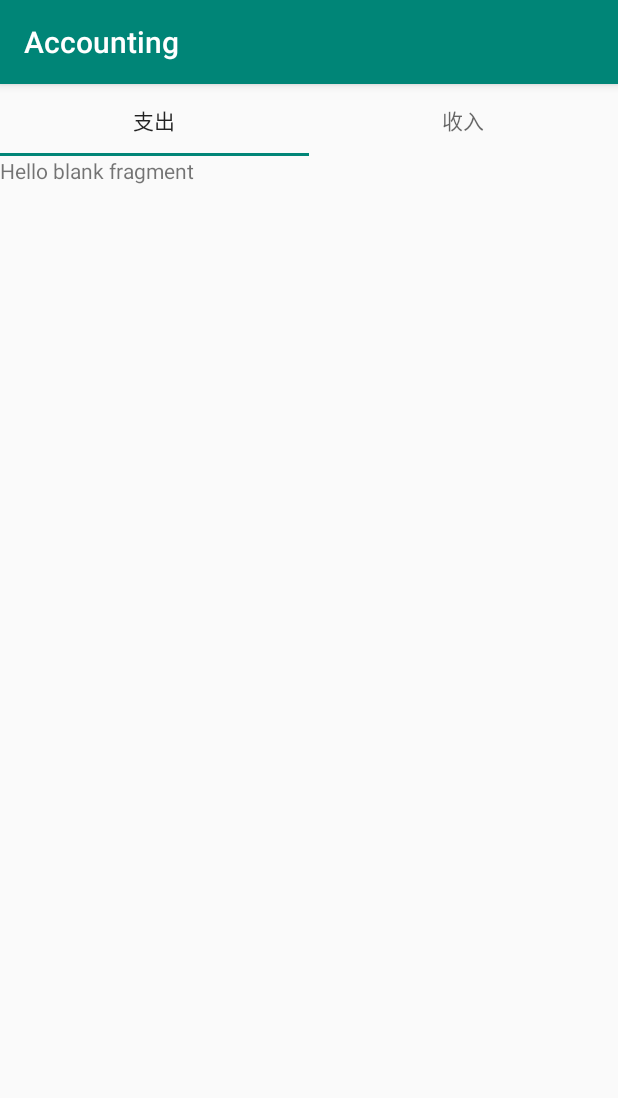
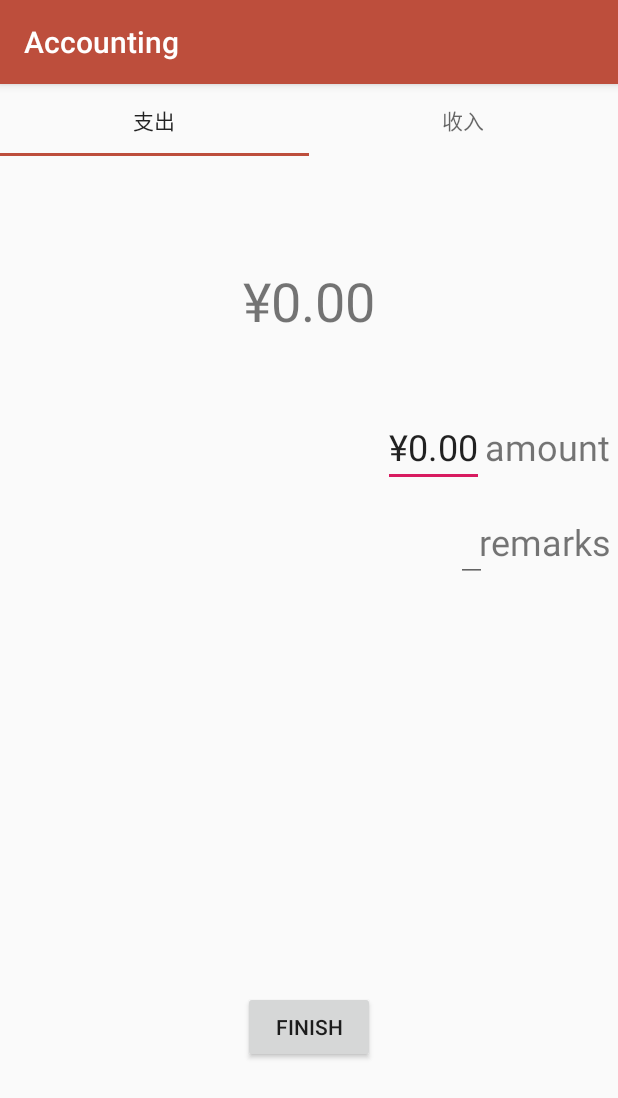
Before and after one commit to mochenyu/Accounting, an Android app: the screen it shows after launch (MainActivity), on a phone screen of 412 x 824 dp. Shown: the top 1098 px of the screen. Run offline under Robolectric (Android 15) with nearby library versions, the phone set to English and light mode, and no system bars.

Commit message:
页面初

```diff
--- a/app/src/main/java/com/example/lenovo/accounting/Income.java
+++ b/app/src/main/java/com/example/lenovo/accounting/Income.java
@@ -6,6 +6,7 @@ import android.support.v4.app.Fragment;
 import android.view.LayoutInflater;
 import android.view.View;
 import android.view.ViewGroup;
+import android.widget.TextView;
 
 
 /**
--- a/app/src/main/res/layout/fragment_expenses.xml
+++ b/app/src/main/res/layout/fragment_expenses.xml
@@ -1,14 +1,80 @@
 <?xml version="1.0" encoding="utf-8"?>
-<FrameLayout xmlns:android="http://schemas.android.com/apk/res/android"
-    xmlns:tools="http://schemas.android.com/tools"
+<RelativeLayout xmlns:android="http://schemas.android.com/apk/res/android"
     android:layout_width="match_parent"
     android:layout_height="match_parent"
-    tools:context=".Expenses">
+    android:layout_margin="10dp">
 
-    <!-- TODO: Update blank fragment layout -->
     <TextView
-        android:layout_width="match_parent"
-        android:layout_height="match_parent"
-        android:text="@string/hello_blank_fragment" />
+        android:id="@+id/textView"
+        android:layout_width="wrap_content"
+        android:layout_height="wrap_content"
+        android:layout_alignParentTop="true"
+        android:layout_centerHorizontal="true"
+        android:layout_marginTop="72dp"
+        android:text="@string/all"
+        android:textSize="36sp" />
 
-</FrameLayout>
+    <EditText
+        android:id="@+id/textView2"
+        android:layout_width="wrap_content"
+        android:layout_height="wrap_content"
+        android:layout_alignBaseline="@+id/textView4"
+        android:layout_alignParentEnd="true"
+        android:layout_alignParentRight="true"
+        android:layout_marginEnd="89dp"
+        android:layout_marginRight="89dp"
+        android:gravity="right"
+        android:inputType="numberDecimal"
+        android:text="@string/zcje"
+        android:textSize="24sp" />
+
+    <EditText
+        android:id="@+id/textView3"
+        android:layout_width="wrap_content"
+        android:layout_height="wrap_content"
+        android:layout_below="@+id/textView2"
+        android:layout_alignParentEnd="true"
+        android:layout_alignParentRight="true"
+        android:layout_marginTop="10dp"
+        android:layout_marginEnd="87dp"
+        android:layout_marginRight="87dp"
+        android:gravity="right"
+        android:inputType="none|text"
+        android:textSize="24sp" />
+
+    <Button
+        android:id="@+id/button"
+        android:layout_width="wrap_content"
+        android:layout_height="wrap_content"
+        android:layout_alignParentBottom="true"
+        android:layout_centerHorizontal="true"
+        android:layout_marginBottom="115dp"
+        android:text="@string/btn1" />
+
+    <TextView
+        android:id="@+id/textView4"
+        android:layout_width="wrap_content"
+        android:layout_height="wrap_content"
+        android:layout_alignParentTop="true"
+        android:layout_alignParentEnd="true"
+        android:layout_alignParentRight="true"
+        android:layout_marginTop="177dp"
+        android:layout_marginEnd="5dp"
+        android:layout_marginRight="5dp"
+        android:gravity="right"
+        android:text="@string/num"
+        android:textSize="24sp" />
+
+    <TextView
+        android:id="@+id/textView5"
+        android:layout_width="wrap_content"
+        android:layout_height="wrap_content"
+        android:layout_alignBaseline="@+id/textView3"
+        android:layout_alignParentEnd="true"
+        android:layout_alignParentRight="true"
+        android:layout_marginEnd="5dp"
+        android:layout_marginRight="5dp"
+        android:gravity="right"
+        android:text="@string/bz"
+        android:textSize="24sp" />
+</RelativeLayout>
--- a/app/src/main/res/values/colors.xml
+++ b/app/src/main/res/values/colors.xml
@@ -1,6 +1,6 @@
 <?xml version="1.0" encoding="utf-8"?>
 <resources>
-    <color name="colorPrimary">#008577</color>
-    <color name="colorPrimaryDark">#00574B</color>
+    <color name="colorPrimary">#bd4e3c</color>
+    <color name="colorPrimaryDark">#00574b</color>
     <color name="colorAccent">#D81B60</color>
 </resources>
--- a/app/src/main/res/values/strings.xml
+++ b/app/src/main/res/values/strings.xml
@@ -2,5 +2,10 @@
     <string name="app_name">Accounting</string>
 
     <!-- TODO: Remove or change this placeholder text -->
-    <string name="hello_blank_fragment">Hello blank fragment</string>
+    <string name="hello_blank_fragment" translatable="false">Hello blank fragment</string>
+    <string name="num">amount</string>
+    <string name="bz">remarks</string>
+    <string name="btn1">finish</string>
+    <string name="all" translatable="false">¥0.00</string>
+    <string name="zcje" translatable="false">¥0.00</string>
 </resources>
```
Also changed, not shown: 1 other file.
